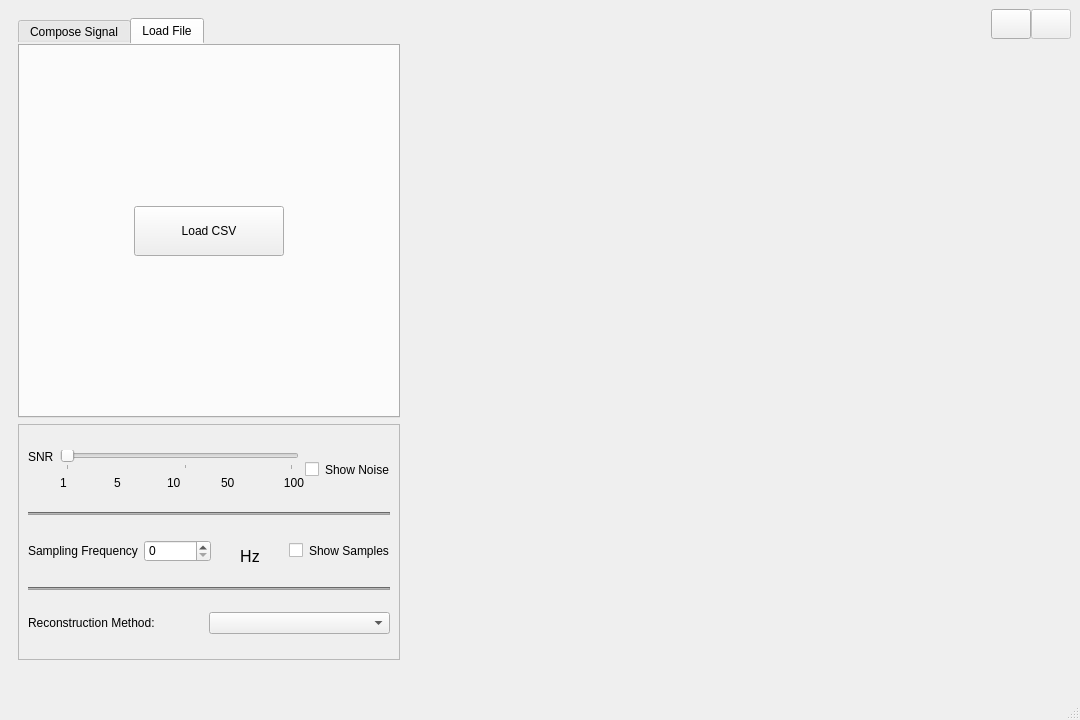
Qt form UI/grid_view.ui (MohamedHisham20/Sampling-Theory-Studio) before a commit.
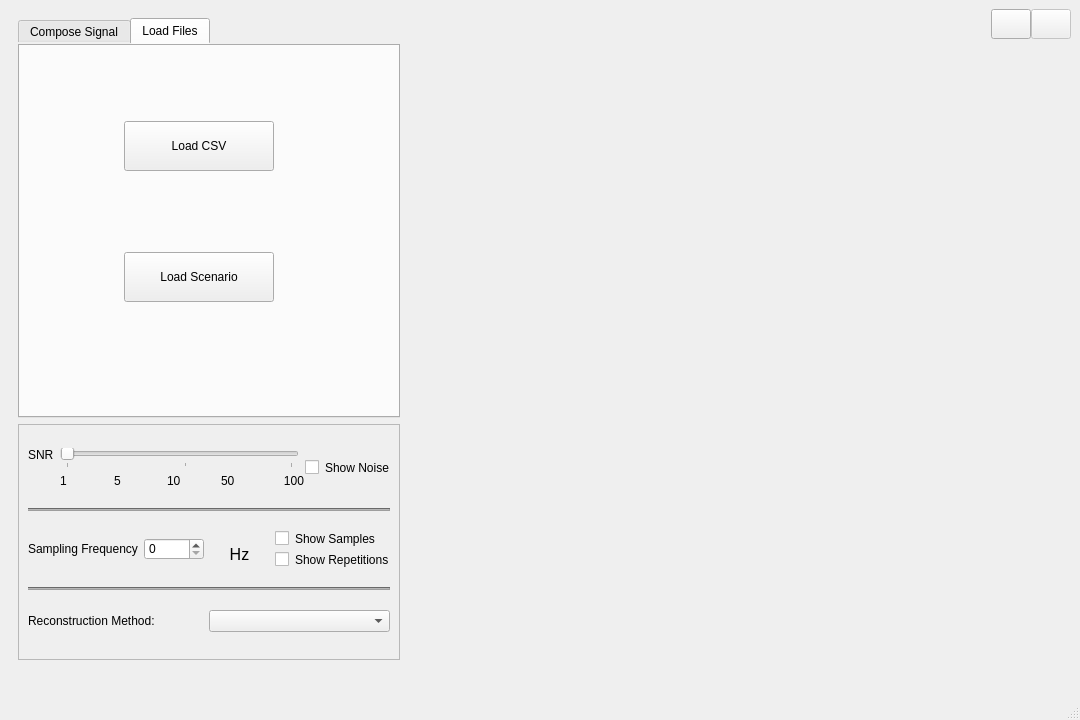
The same form after that commit. The open tabs and pages were chosen to show the change. Icons and pictures are not drawn.

What changed in the file:
```diff
--- a/UI/grid_view.ui
+++ b/UI/grid_view.ui
@@ -2473,8 +2473,19 @@
          </widget>
          <widget class="QWidget" name="load_file_tab">
           <attribute name="title">
-           <string>Load File</string>
+           <string>Load Files</string>
           </attribute>
+          <widget class="QWidget" name="layoutWidget">
+           <property name="geometry">
+            <rect>
+             <x>10</x>
+             <y>2</y>
+             <width>341</width>
+             <height>331</height>
+            </rect>
+           </property>
+           <layout class="QVBoxLayout" name="verticalLayout_3">
+            <item>
           <layout class="QHBoxLayout" name="horizontalLayout">
            <item>
             <spacer name="horizontalSpacer">
@@ -2483,8 +2494,8 @@
              </property>
              <property name="sizeHint" stdset="0">
               <size>
-               <width>10</width>
-               <height>10</height>
+                  <width>72</width>
+                  <height>13</height>
               </size>
              </property>
             </spacer>
@@ -2509,13 +2520,59 @@
              </property>
              <property name="sizeHint" stdset="0">
               <size>
-               <width>10</width>
-               <height>10</height>
+                  <width>72</width>
+                  <height>13</height>
               </size>
              </property>
             </spacer>
            </item>
           </layout>
+            </item>
+            <item>
+             <layout class="QHBoxLayout" name="horizontalLayout_4">
+              <item>
+               <spacer name="horizontalSpacer_3">
+                <property name="orientation">
+                 <enum>Qt::Orientation::Horizontal</enum>
+                </property>
+                <property name="sizeHint" stdset="0">
+                 <size>
+                  <width>72</width>
+                  <height>13</height>
+                 </size>
+                </property>
+               </spacer>
+              </item>
+              <item>
+               <widget class="QPushButton" name="load_scenario_button">
+                <property name="minimumSize">
+                 <size>
+                  <width>150</width>
+                  <height>50</height>
+                 </size>
+                </property>
+                <property name="text">
+                 <string>Load Scenario</string>
+                </property>
+               </widget>
+              </item>
+              <item>
+               <spacer name="horizontalSpacer_5">
+                <property name="orientation">
+                 <enum>Qt::Orientation::Horizontal</enum>
+                </property>
+                <property name="sizeHint" stdset="0">
+                 <size>
+                  <width>72</width>
+                  <height>13</height>
+                 </size>
+                </property>
+               </spacer>
+              </item>
+             </layout>
+            </item>
+           </layout>
+          </widget>
          </widget>
         </widget>
        </item>
@@ -2680,11 +2737,22 @@
              </widget>
             </item>
             <item>
+             <layout class="QVBoxLayout" name="verticalLayout">
+              <item>
              <widget class="QCheckBox" name="show_samples_checkBox">
               <property name="text">
                <string>Show Samples</string>
               </property>
              </widget>
+              </item>
+              <item>
+               <widget class="QCheckBox" name="show_repetitions_checkBox">
+                <property name="text">
+                 <string>Show Repetitions</string>
+                </property>
+               </widget>
+              </item>
+             </layout>
             </item>
            </layout>
           </item>
```
Lines whose indentation alone changed are shown as unchanged.
